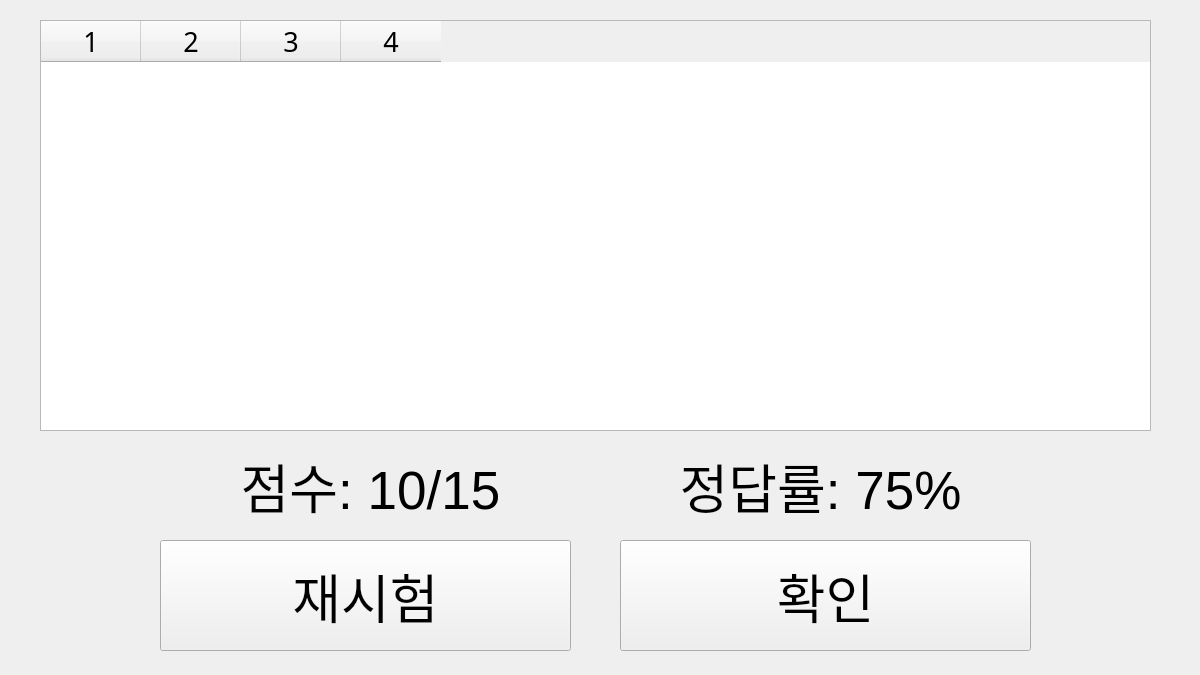
Before: the Qt Designer form Development/UIs/ResultUi.ui in SongDaeSun/WordBook, drawn with Qt 5.
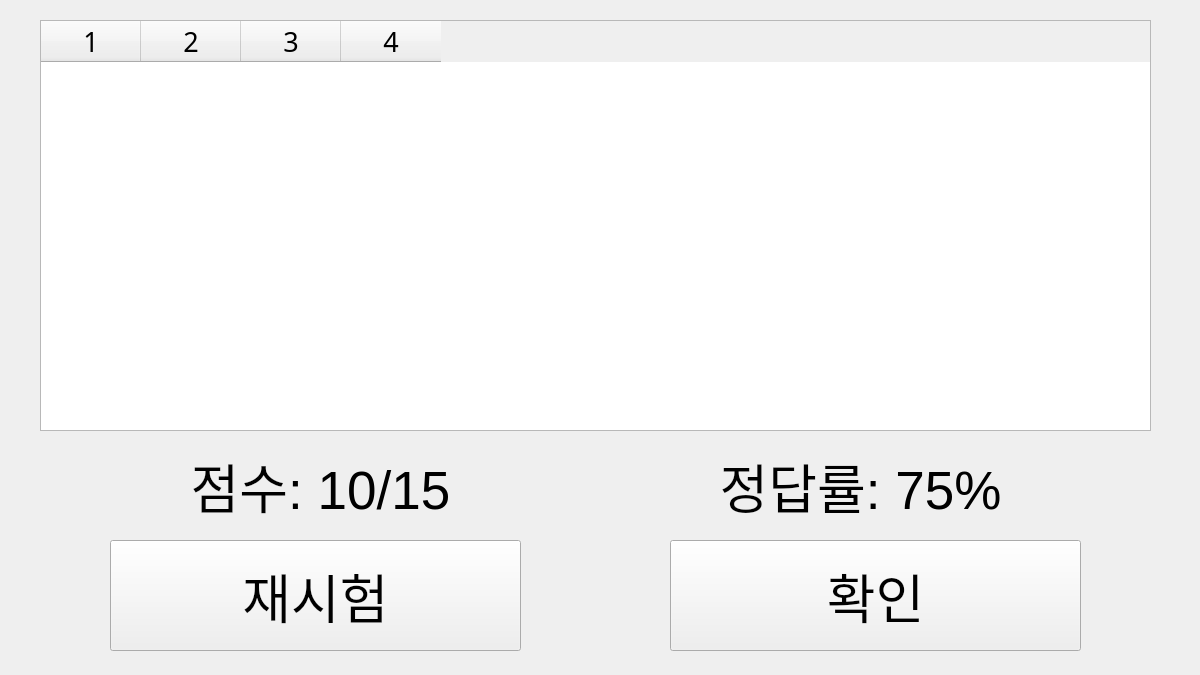
After: the same form once the commit is applied.

Patch:
```diff
--- a/Development/UIs/ResultUi.ui
+++ b/Development/UIs/ResultUi.ui
@@ -16,7 +16,7 @@
   <widget class="QPushButton" name="QuizMenuButton">
    <property name="geometry">
     <rect>
-     <x>620</x>
+     <x>670</x>
      <y>540</y>
      <width>411</width>
      <height>111</height>
@@ -60,7 +60,7 @@
   <widget class="QPushButton" name="RetryButton">
    <property name="geometry">
     <rect>
-     <x>160</x>
+     <x>110</x>
      <y>540</y>
      <width>411</width>
      <height>111</height>
@@ -78,9 +78,9 @@
   <widget class="QLabel" name="scoreLabel">
    <property name="geometry">
     <rect>
-     <x>170</x>
+     <x>90</x>
      <y>450</y>
-     <width>401</width>
+     <width>461</width>
      <height>71</height>
     </rect>
    </property>
@@ -99,9 +99,9 @@
   <widget class="QLabel" name="scorePercentLabel">
    <property name="geometry">
     <rect>
-     <x>620</x>
+     <x>580</x>
      <y>450</y>
-     <width>401</width>
+     <width>561</width>
      <height>71</height>
     </rect>
    </property>
```
